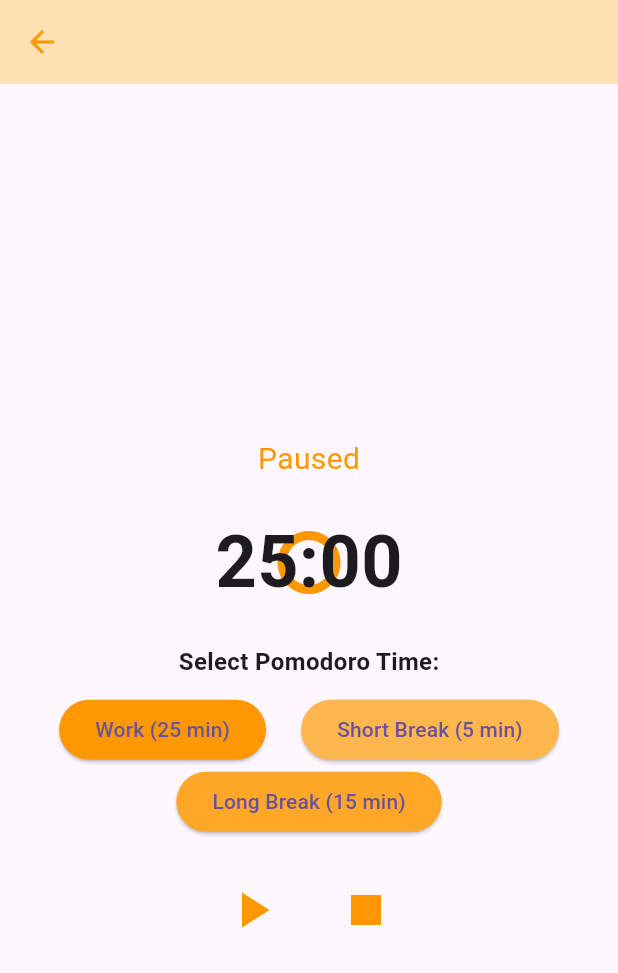
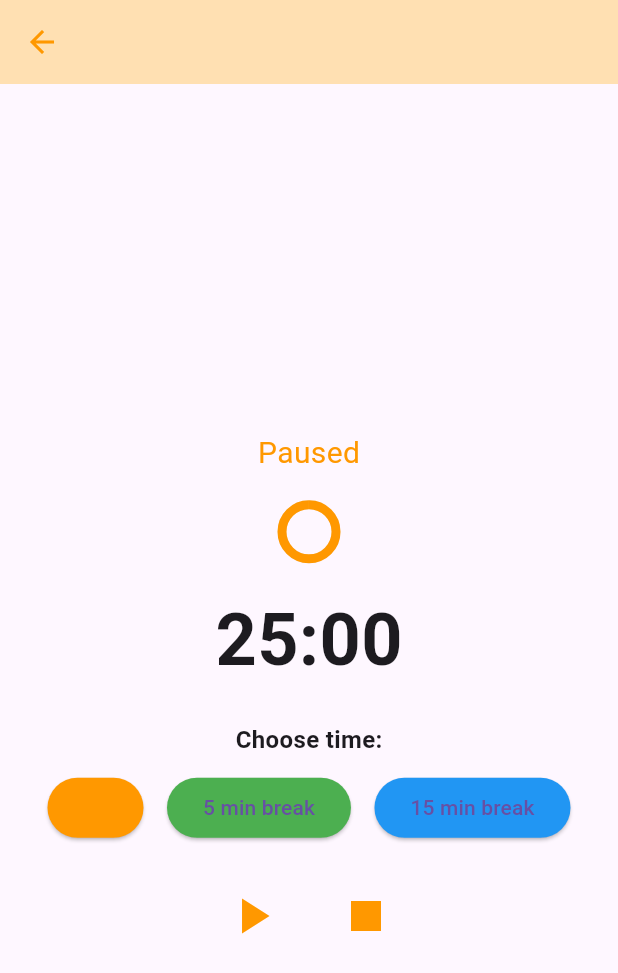
Before and after one commit to OleksandrKiseliov/crossPlatform, a Flutter app: the TimerPage screen opened directly with empty values, on a phone screen of 412 x 824 dp. Shown: the top 973 px of the screen. Run offline on Flutter 3.47's test engine with Material 3 defaults, Android fonts, the phone set to English and light mode, and no system bars; our stand-ins replace cloud_firestore, curved_navigation_bar, dio, firebase_auth, firebase_core, firebase_storage and 1 more; accounts and stored records are empty.

Commit message:
Pomodoro timer service added

```diff
--- a/cross/lib/views/timer_page.dart
+++ b/cross/lib/views/timer_page.dart
@@ -4,34 +4,51 @@ import 'package:flutter/material.dart';
 class TimerPage extends StatefulWidget {
   final String taskTitle;
   final String taskDescription;
+  final String taskTime;
 
-  TimerPage({required this.taskTitle, required this.taskDescription});
+  TimerPage({
+    required this.taskTitle,
+    required this.taskDescription,
+    required this.taskTime,
+  });
 
   @override
   _TimerPageState createState() => _TimerPageState();
 }
 
 class _TimerPageState extends State<TimerPage> {
-  Duration duration = Duration(minutes: 25); // Default Pomodoro work duration
-  late Timer timer;
+  late Duration duration;
+  Timer? timer;
   bool isRunning = false;
   bool isCompleted = false;
 
   @override
   void initState() {
     super.initState();
+    duration = parseTaskTime(widget.taskTime);
   }
 
-  // Start the timer
+  Duration parseTaskTime(String taskTime) {
+    final timeParts = taskTime.split(':');
+    if (timeParts.length == 3) {
+      return Duration(
+        hours: int.parse(timeParts[0]),
+        minutes: int.parse(timeParts[1]),
+        seconds: int.parse(timeParts[2]),
+      );
+    }
+    return const Duration(minutes: 25);
+  }
+
   void startTimer() {
     setState(() {
       isRunning = true;
     });
 
-    timer = Timer.periodic(Duration(seconds: 1), (timer) {
+    timer = Timer.periodic(const Duration(seconds: 1), (timer) {
       if (duration.inSeconds > 0) {
         setState(() {
-          duration = duration - Duration(seconds: 1);
+          duration = duration - const Duration(seconds: 1);
         });
       } else {
         setState(() {
@@ -43,43 +60,27 @@ class _TimerPageState extends State<TimerPage> {
     });
   }
 
-  // Pause the timer
   void pauseTimer() {
     setState(() {
       isRunning = false;
     });
-    timer.cancel();
+    timer?.cancel();
   }
 
-  // Resume the timer
-  void resumeTimer() {
-    startTimer();
+  void selectDuration(Duration newDuration) {
+    if (timer?.isActive ?? false) {
+      timer?.cancel();
     }
-
-  // Quit task
-  void quitTask() {
-    timer.cancel(); // Stop the timer
-    Navigator.pop(context); // Navigate back to the previous screen
-  }
-
-  // Select Pomodoro duration (Work, Short Break, Long Break)
-  void selectPomodoroDuration(String type) {
     setState(() {
-      if (type == "Work") {
-        duration = Duration(minutes: 25);
-      } else if (type == "Short Break") {
-        duration = Duration(minutes: 5);
-      } else if (type == "Long Break") {
-        duration = Duration(minutes: 15);
-      }
+      duration = newDuration;
+      isRunning = false;
+      isCompleted = false;
     });
   }
 
   @override
   void dispose() {
-    if (timer.isActive) {
-      timer.cancel(); // Cancel timer when leaving the screen
-    }
+    timer?.cancel();
     super.dispose();
   }
 
@@ -89,17 +90,15 @@ class _TimerPageState extends State<TimerPage> {
       appBar: AppBar(
         backgroundColor: Colors.orange.shade100,
         leading: IconButton(
-          icon: Icon(Icons.arrow_back, color: Colors.orange),
+          icon: const Icon(Icons.arrow_back, color: Colors.orange),
           onPressed: () {
-            if (timer.isActive) {
-              timer.cancel(); // Stop the timer when going back
-            }
+            timer?.cancel();
             Navigator.pop(context);
           },
         ),
         title: Text(
           widget.taskTitle,
-          style: TextStyle(color: Colors.orange),
+          style: const TextStyle(color: Colors.orange),
         ),
       ),
       body: Padding(
@@ -109,82 +108,75 @@ class _TimerPageState extends State<TimerPage> {
           children: [
             Text(
               widget.taskDescription,
-              style: TextStyle(fontSize: 18, fontWeight: FontWeight.w500),
+              style: const TextStyle(fontSize: 18, fontWeight: FontWeight.w500),
               textAlign: TextAlign.center,
             ),
-            SizedBox(height: 20),
+            const SizedBox(height: 20),
             Text(
-              isCompleted ? "Completed!" : isRunning ? "In progress" : "Paused",
-              style: TextStyle(fontSize: 20, color: Colors.orange),
+              isCompleted
+                  ? "Completed!"
+                  : isRunning
+                  ? "In progress"
+                  : "Paused",
+              style: const TextStyle(fontSize: 20, color: Colors.orange),
             ),
-            SizedBox(height: 20),
-            Stack(
-              alignment: Alignment.center,
-              children: [
+            const SizedBox(height: 20),
             CircularProgressIndicator(
               value: duration.inSeconds > 0
-                      ? duration.inSeconds / (25 * 60) // Adjust progress based on Pomodoro time
+                  ? duration.inSeconds /
+                  parseTaskTime(widget.taskTime).inSeconds
                   : 0.0,
               strokeWidth: 6,
               backgroundColor: Colors.grey.shade200,
-                  valueColor: AlwaysStoppedAnimation<Color>(Colors.orange),
+              valueColor: const AlwaysStoppedAnimation<Color>(Colors.orange),
             ),
+            const SizedBox(height: 20),
             Text(
               "${duration.inMinutes.remainder(60).toString().padLeft(2, '0')}:${duration.inSeconds.remainder(60).toString().padLeft(2, '0')}",
-                  style: TextStyle(fontSize: 48, fontWeight: FontWeight.bold),
+              style: const TextStyle(fontSize: 48, fontWeight: FontWeight.bold),
             ),
-              ],
-            ),
-            SizedBox(height: 20),
-            if (!isRunning && !isCompleted) // Show Pomodoro options before timer starts
+            const SizedBox(height: 20),
+            if (!isRunning && !isCompleted)
               Column(
                 children: [
                   Text(
-                    "Select Pomodoro Time:",
-                    style: TextStyle(fontSize: 16, fontWeight: FontWeight.bold),
+                    "Choose time:",
+                    style: const TextStyle(
+                        fontSize: 16, fontWeight: FontWeight.bold),
                   ),
-                  SizedBox(height: 10),
-                  Column( crossAxisAlignment: CrossAxisAlignment.center,
-                    children: [
+                  const SizedBox(height: 10),
                   Row(
                     mainAxisAlignment: MainAxisAlignment.spaceEvenly,
                     children: [
                       ElevatedButton(
-                            onPressed: () => selectPomodoroDuration("Work"),
+                        onPressed: () =>
+                            selectDuration(parseTaskTime(widget.taskTime)),
                         style: ElevatedButton.styleFrom(
                           backgroundColor: Colors.orange,
                         ),
-                            child: Text(
-                              "Work (25 min)",
-                              style: TextStyle(fontSize: 14),
-                            ),
+                        child: Text(widget.taskTitle),
                       ),
                       ElevatedButton(
-                            onPressed: () => selectPomodoroDuration("Short Break"),
+                        onPressed: () =>
+                            selectDuration(const Duration(minutes: 5)),
                         style: ElevatedButton.styleFrom(
-                              backgroundColor: Colors.orange.shade300,
+                          backgroundColor: Colors.green,
                         ),
-                            child: Text(
-                              "Short Break (5 min)",
-                              style: TextStyle(fontSize: 14),
+                        child: const Text("5 min break"),
                       ),
-                          ),])
-                          ,ElevatedButton(
-                            onPressed: () => selectPomodoroDuration("Long Break"),
+                      ElevatedButton(
+                        onPressed: () =>
+                            selectDuration(const Duration(minutes: 15)),
                         style: ElevatedButton.styleFrom(
-                              backgroundColor: Colors.orange.shade400,
+                          backgroundColor: Colors.blue,
                         ),
-                            child: Text(
-                              "Long Break (15 min)",
-                              style: TextStyle(fontSize: 14),
-                            ),
-                          ),
-                        ],
-
+                        child: const Text("15 min break"),
                       ),
                     ],
                   ),
-            SizedBox(height: 20),
+                ],
+              ),
+            const SizedBox(height: 20),
             Row(
               mainAxisAlignment: MainAxisAlignment.center,
               children: [
@@ -194,12 +186,15 @@ class _TimerPageState extends State<TimerPage> {
                   color: Colors.orange,
                   onPressed: isRunning ? pauseTimer : startTimer,
                 ),
-                SizedBox(width: 20),
+                const SizedBox(width: 20),
                 IconButton(
-                  icon: Icon(Icons.stop),
+                  icon: const Icon(Icons.stop),
                   iconSize: 40,
                   color: Colors.orange,
-                  onPressed: quitTask,
+                  onPressed: () {
+                    timer?.cancel();
+                    Navigator.pop(context);
+                  },
                 ),
               ],
             ),
```
Also changed, not shown: cross/lib/services/pomodoro_timer_service.dart (+94 -3 lines), cross/lib/views/pomodoro_timer_poage.dart (+136 -83 lines). Lines whose indentation alone changed are shown as unchanged.
